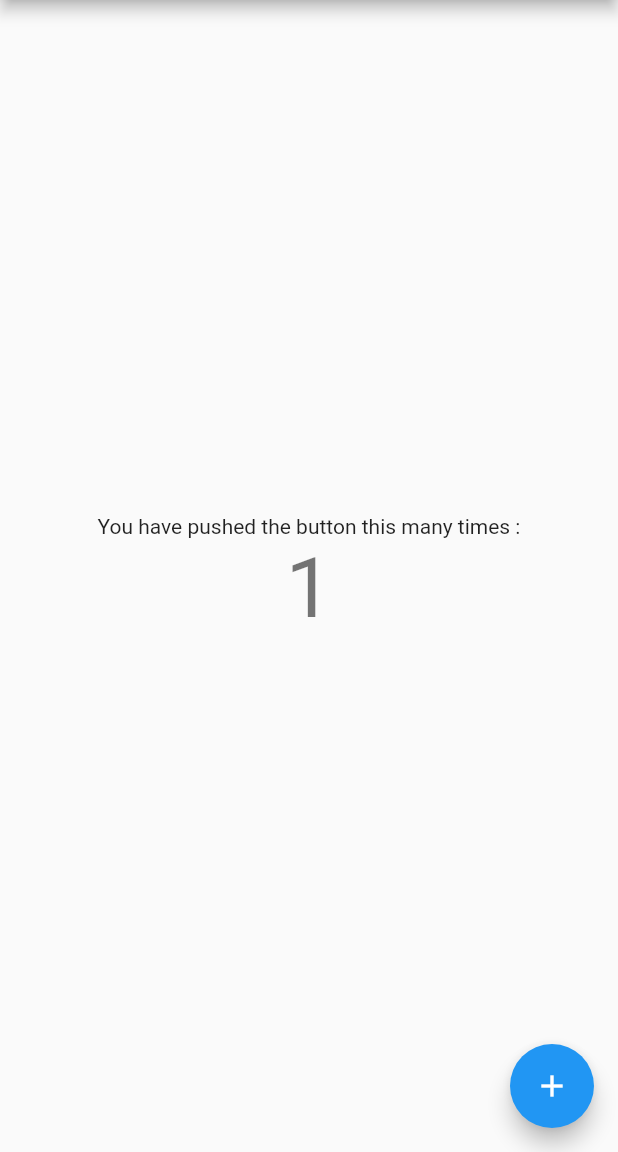
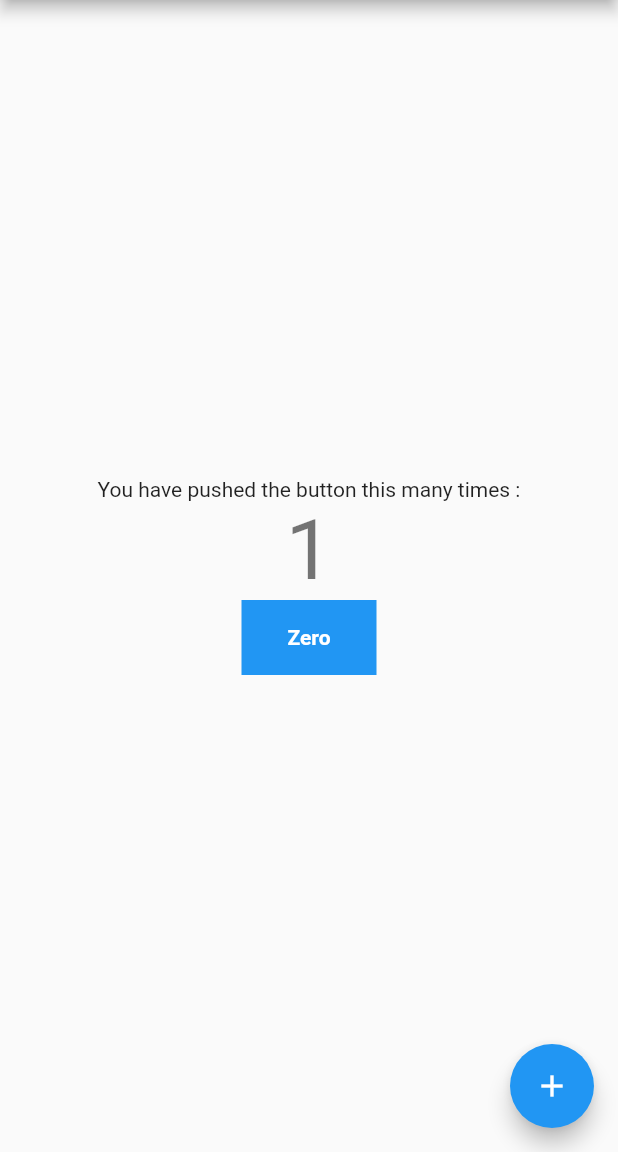
Before and after one commit to soham1sawant/test-driven-development, a Flutter app: the screen it shows after launch, after a tap on the "add" icon, on a phone screen of 412 x 824 dp, the part 84-1236 px from its top. Run offline on Flutter 3.47's test engine with Material 2 defaults, Android fonts, the phone set to English and light mode, and no system bars; our stand-ins replace bloc, equatable, flutter_bloc, hydrated_bloc.

Commit message:
added counter made zero event

```diff
--- a/lib/features/counter/bloc/counter_bloc.dart
+++ b/lib/features/counter/bloc/counter_bloc.dart
@@ -15,6 +15,7 @@ class CounterBloc extends HydratedBloc<CounterEvent, CounterState> {
   CounterBloc({required this.repository}) : super(CounterLoading()) {
     on<CounterStarted>(_onStarted);
     on<CounterAdded>(_onCounterAdded);
+    on<CounterMadeZero>(_onCounterMadeZero);
   }
 
   void _onStarted(CounterStarted event, Emitter<CounterState> emit) async {
@@ -35,6 +36,20 @@ class CounterBloc extends HydratedBloc<CounterEvent, CounterState> {
       try {
         repository.addToCounter();
         emit(CounterLoaded(CounterModel(state.counterModel.counter + 1)));
+      } catch (_) {
+        emit(CounterLoadingError());
+      }
+    }
+  }
+
+  void _onCounterMadeZero(
+      CounterMadeZero event, Emitter<CounterState> emit) async {
+    final state = this.state;
+
+    if (state is CounterLoaded) {
+      try {
+        repository.makeCounterZero();
+        emit(const CounterLoaded(CounterModel(0)));
       } catch (_) {
         emit(CounterLoadingError());
       }
--- a/lib/features/counter/bloc/counter_event.dart
+++ b/lib/features/counter/bloc/counter_event.dart
@@ -18,3 +18,9 @@ class CounterAdded extends CounterEvent{
   @override
   List<Object> get props => [];
 }
+
+class CounterMadeZero extends CounterEvent{
+
+  @override
+  List<Object> get props => [];
+}
--- a/lib/presentation/home_page/home_page.dart
+++ b/lib/presentation/home_page/home_page.dart
@@ -36,6 +36,24 @@ class HomePage extends StatelessWidget {
                 }
               },
             ),
+            InkWell(
+              child: Container(
+                height: 50.0,
+                width: 90.0,
+                color: Theme.of(context).primaryColor,
+                child: const Center(
+                    child: Text(
+                  "Zero",
+                  style: TextStyle(
+                    color: Colors.white,
+                    fontWeight: FontWeight.bold,
+                  ),
+                )),
+              ),
+              onTap: () {
+                BlocProvider.of<CounterBloc>(context).add(CounterMadeZero());
+              },
+            ),
           ],
         ),
       ),
--- a/lib/repository/repository.dart
+++ b/lib/repository/repository.dart
@@ -6,4 +6,8 @@ class Repository {
   void addToCounter() {
     counter = counter + 1;
   }
+
+  void makeCounterZero() {
+    counter = 0;
+  }
 }
```
Also changed, not shown: 1 other file.
